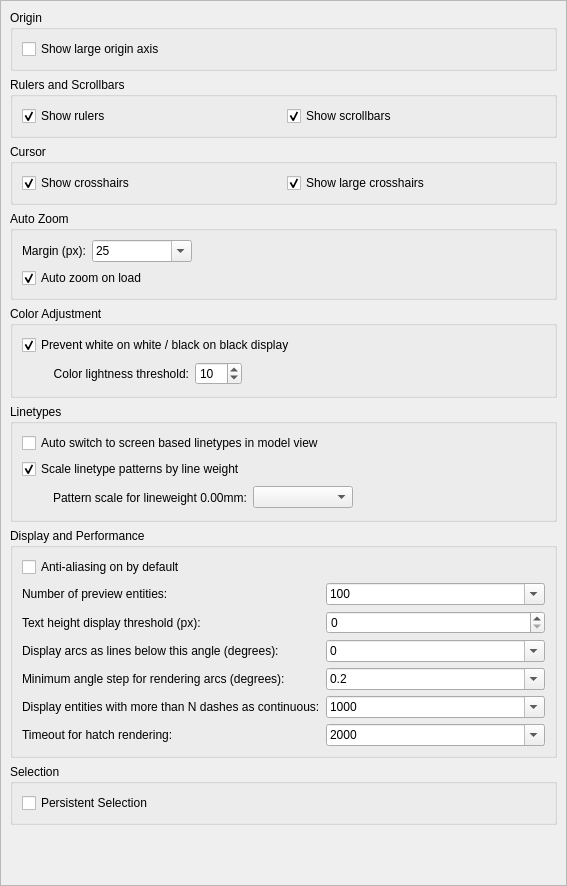
The window that scripts/Edit/AppPreferences/GraphicsViewPreferences/PreferencesPage.ui (qcad/qcad) describes before a commit, drawn with Qt 5.
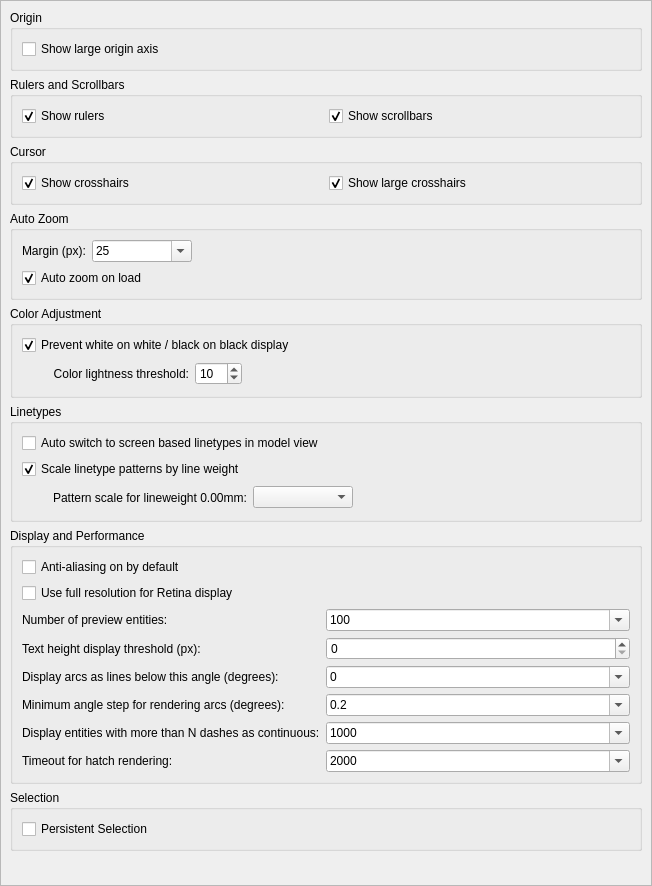
The same window after the commit. Custom widgets are drawn as their Qt base class.

Commit message: add preference to use full resolution for retina display

What changed in the file:
```diff
--- a/scripts/Edit/AppPreferences/GraphicsViewPreferences/PreferencesPage.ui
+++ b/scripts/Edit/AppPreferences/GraphicsViewPreferences/PreferencesPage.ui
@@ -6,7 +6,7 @@
    <rect>
     <x>0</x>
     <y>0</y>
-    <width>567</width>
+    <width>652</width>
     <height>886</height>
    </rect>
   </property>
@@ -21,7 +21,7 @@
     <rect>
      <x>0</x>
      <y>0</y>
-     <width>565</width>
+     <width>650</width>
      <height>884</height>
     </rect>
    </property>
@@ -345,14 +345,14 @@
        <string>Display and Performance</string>
       </property>
       <layout class="QFormLayout" name="formLayout_2">
-       <item row="1" column="0">
+       <item row="2" column="0">
         <widget class="QLabel" name="label_15">
          <property name="text">
           <string>Number of preview entities:</string>
          </property>
         </widget>
        </item>
-       <item row="1" column="1">
+       <item row="2" column="1">
         <widget class="QComboBox" name="PreviewEntities">
          <property name="minimumSize">
           <size>
@@ -403,7 +403,7 @@
          </item>
         </widget>
        </item>
-       <item row="2" column="0">
+       <item row="3" column="0">
         <widget class="QLabel" name="label_3">
          <property name="text">
           <string>Text height display threshold (px):</string>
@@ -413,17 +413,17 @@
          </property>
         </widget>
        </item>
-       <item row="2" column="1">
+       <item row="3" column="1">
         <widget class="QSpinBox" name="TextHeightThreshold"/>
        </item>
-       <item row="4" column="0">
+       <item row="5" column="0">
         <widget class="QLabel" name="label_4">
          <property name="text">
           <string>Display arcs as lines below this angle (degrees):</string>
          </property>
         </widget>
        </item>
-       <item row="4" column="1">
+       <item row="5" column="1">
         <widget class="QComboBox" name="ArcAngleLengthThreshold">
          <property name="editable">
           <bool>true</bool>
@@ -485,14 +485,14 @@
          </item>
         </widget>
        </item>
-       <item row="6" column="0">
+       <item row="7" column="0">
         <widget class="QLabel" name="label_6">
          <property name="text">
           <string>Display entities with more than N dashes as continuous:</string>
          </property>
         </widget>
        </item>
-       <item row="6" column="1">
+       <item row="7" column="1">
         <widget class="QComboBox" name="DashThreshold">
          <property name="editable">
           <bool>true</bool>
@@ -527,14 +527,14 @@
          </item>
         </widget>
        </item>
-       <item row="5" column="0">
+       <item row="6" column="0">
         <widget class="QLabel" name="label_7">
          <property name="text">
           <string>Minimum angle step for rendering arcs (degrees):</string>
          </property>
         </widget>
        </item>
-       <item row="5" column="1">
+       <item row="6" column="1">
         <widget class="QComboBox" name="MinArcAngleStep">
          <property name="editable">
           <bool>true</bool>
@@ -609,21 +609,14 @@
          </item>
         </widget>
        </item>
-       <item row="0" column="0">
-        <widget class="QCheckBox" name="Antialiasing">
-         <property name="text">
-          <string>Anti-aliasing on by default</string>
-         </property>
-        </widget>
-       </item>
-       <item row="7" column="0">
+       <item row="8" column="0">
         <widget class="QLabel" name="label_8">
          <property name="text">
           <string>Timeout for hatch rendering:</string>
          </property>
         </widget>
        </item>
-       <item row="7" column="1">
+       <item row="8" column="1">
         <widget class="QComboBox" name="MaxHatchTime">
          <property name="editable">
           <bool>true</bool>
@@ -678,6 +671,20 @@
          </item>
         </widget>
        </item>
+       <item row="1" column="0" colspan="2">
+        <widget class="QCheckBox" name="HighResolutionGraphicsView">
+         <property name="text">
+          <string>Use full resolution for Retina display</string>
+         </property>
+        </widget>
+       </item>
+       <item row="0" column="0" colspan="2">
+        <widget class="QCheckBox" name="Antialiasing">
+         <property name="text">
+          <string>Anti-aliasing on by default</string>
+         </property>
+        </widget>
+       </item>
       </layout>
      </widget>
     </item>
```
